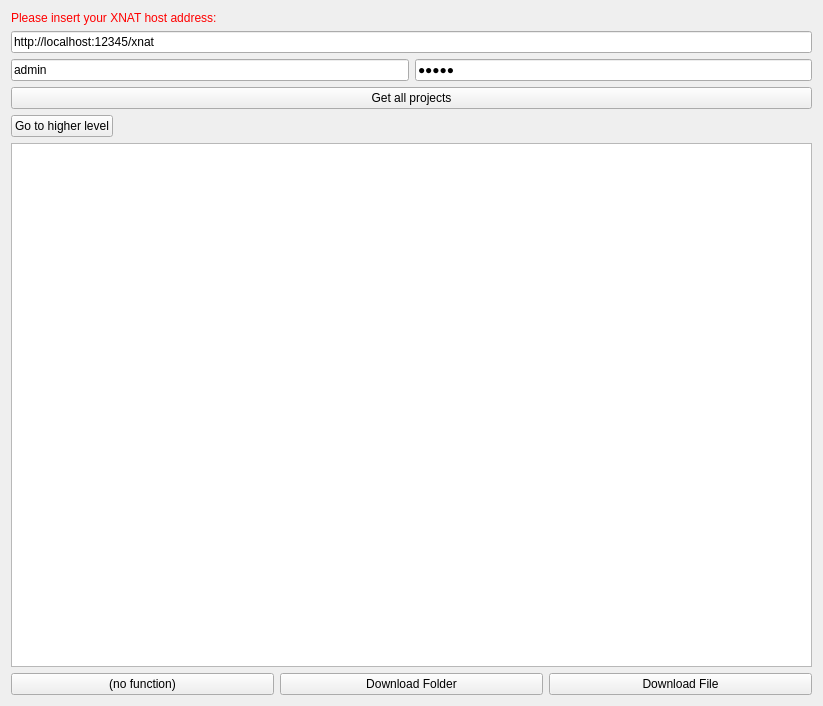
Qt form Plugins/org.mitk.gui.qt.xnatinterface/src/internal/QmitkXnatEditorControls.ui (MITK/MITK) before a commit.
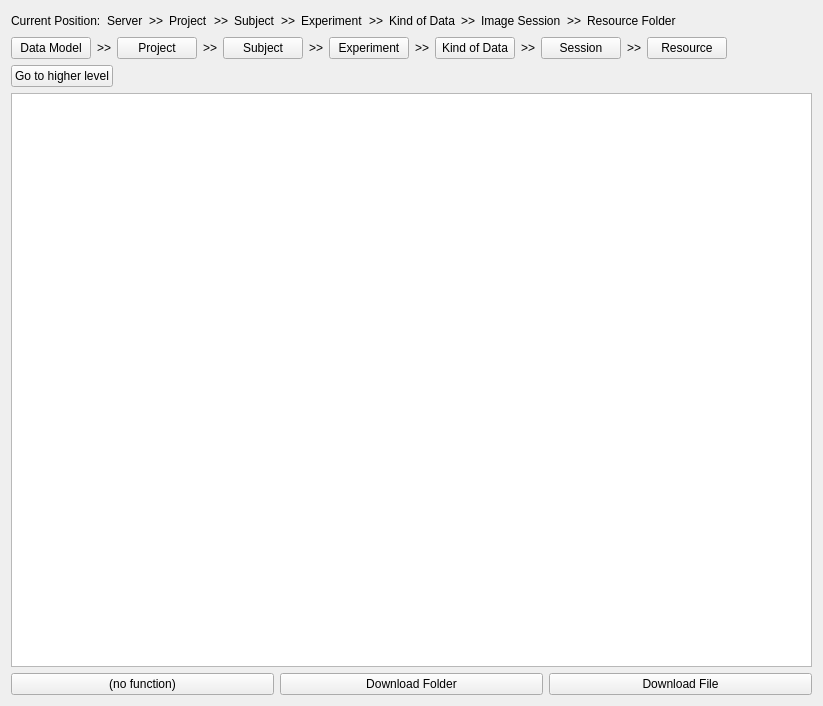
The same form after that commit. Icons and pictures are not drawn.

Commit message: Added Breadcrumb navigation to the XnatEditor.

The edit to the form file:
```diff
--- a/Plugins/org.mitk.gui.qt.xnatinterface/src/internal/QmitkXnatEditorControls.ui
+++ b/Plugins/org.mitk.gui.qt.xnatinterface/src/internal/QmitkXnatEditorControls.ui
@@ -25,88 +25,413 @@
   </property>
   <layout class="QVBoxLayout" name="verticalLayout">
    <item>
-    <widget class="QLabel" name="labelWarning">
-     <property name="styleSheet">
-      <string notr="true">QLabel { color: rgb(255, 0, 0) }</string>
-     </property>
-     <property name="text">
-      <string>Please insert your XNAT host address:</string>
-     </property>
-    </widget>
-   </item>
-   <item>
-    <layout class="QVBoxLayout" name="verticalLayout_2">
+    <layout class="QHBoxLayout" name="horizontalLayout">
      <item>
-      <widget class="QLineEdit" name="inHostAddress">
-       <property name="minimumSize">
-        <size>
-         <width>230</width>
-         <height>0</height>
-        </size>
-       </property>
-       <property name="toolTip">
-        <string>&lt;html&gt;&lt;head/&gt;&lt;body&gt;&lt;p&gt;Examples:&lt;/p&gt;&lt;p&gt;&amp;quot;http://localhost:8080/xnat&amp;quot;&lt;/p&gt;&lt;p&gt;&amp;quot;http://central.xnat.org:80&amp;quot;&lt;/p&gt;&lt;p&gt;&amp;quot;https://xnat.myserver.de:443&amp;quot;&lt;/p&gt;&lt;/body&gt;&lt;/html&gt;</string>
-       </property>
+      <widget class="QLabel" name="label">
        <property name="text">
-        <string>http://localhost:12345/xnat</string>
-       </property>
-       <property name="placeholderText">
-        <string>http(s)://host:port/pathToXnatServerInstance</string>
+        <string>Current Position:</string>
        </property>
       </widget>
      </item>
      <item>
-      <layout class="QHBoxLayout" name="horizontalLayout">
+      <layout class="QHBoxLayout" name="breadcrumbDescriptionLayout">
        <item>
-        <widget class="QLineEdit" name="inUser">
+        <widget class="QLabel" name="label_2">
+         <property name="sizePolicy">
+          <sizepolicy hsizetype="Preferred" vsizetype="Preferred">
+           <horstretch>0</horstretch>
+           <verstretch>0</verstretch>
+          </sizepolicy>
+         </property>
          <property name="text">
-          <string>admin</string>
+          <string>Server</string>
          </property>
-         <property name="placeholderText">
-          <string>User</string>
+        </widget>
+       </item>
+       <item>
+        <widget class="QLabel" name="label_3">
+         <property name="sizePolicy">
+          <sizepolicy hsizetype="Fixed" vsizetype="Preferred">
+           <horstretch>0</horstretch>
+           <verstretch>0</verstretch>
+          </sizepolicy>
          </property>
+         <property name="text">
+          <string>&gt;&gt;</string>
+         </property>
         </widget>
        </item>
        <item>
-        <widget class="QLineEdit" name="inPassword">
-         <property name="minimumSize">
+        <widget class="QLabel" name="label_4">
+         <property name="sizePolicy">
+          <sizepolicy hsizetype="Preferred" vsizetype="Preferred">
+           <horstretch>0</horstretch>
+           <verstretch>0</verstretch>
+          </sizepolicy>
+         </property>
+         <property name="text">
+          <string>Project</string>
+         </property>
+        </widget>
+       </item>
+       <item>
+        <widget class="QLabel" name="label_5">
+         <property name="sizePolicy">
+          <sizepolicy hsizetype="Fixed" vsizetype="Preferred">
+           <horstretch>0</horstretch>
+           <verstretch>0</verstretch>
+          </sizepolicy>
+         </property>
+         <property name="text">
+          <string>&gt;&gt;</string>
+         </property>
+        </widget>
+       </item>
+       <item>
+        <widget class="QLabel" name="label_6">
+         <property name="sizePolicy">
+          <sizepolicy hsizetype="Preferred" vsizetype="Preferred">
+           <horstretch>0</horstretch>
+           <verstretch>0</verstretch>
+          </sizepolicy>
+         </property>
+         <property name="text">
+          <string>Subject</string>
+         </property>
+        </widget>
+       </item>
+       <item>
+        <widget class="QLabel" name="label_7">
+         <property name="sizePolicy">
+          <sizepolicy hsizetype="Fixed" vsizetype="Preferred">
+           <horstretch>0</horstretch>
+           <verstretch>0</verstretch>
+          </sizepolicy>
+         </property>
+         <property name="text">
+          <string>&gt;&gt;</string>
+         </property>
+        </widget>
+       </item>
+       <item>
+        <widget class="QLabel" name="label_8">
+         <property name="sizePolicy">
+          <sizepolicy hsizetype="Preferred" vsizetype="Preferred">
+           <horstretch>0</horstretch>
+           <verstretch>0</verstretch>
+          </sizepolicy>
+         </property>
+         <property name="text">
+          <string>Experiment</string>
+         </property>
+        </widget>
+       </item>
+       <item>
+        <widget class="QLabel" name="label_9">
+         <property name="sizePolicy">
+          <sizepolicy hsizetype="Fixed" vsizetype="Preferred">
+           <horstretch>0</horstretch>
+           <verstretch>0</verstretch>
+          </sizepolicy>
+         </property>
+         <property name="text">
+          <string>&gt;&gt;</string>
+         </property>
+        </widget>
+       </item>
+       <item>
+        <widget class="QLabel" name="label_10">
+         <property name="sizePolicy">
+          <sizepolicy hsizetype="Preferred" vsizetype="Preferred">
+           <horstretch>0</horstretch>
+           <verstretch>0</verstretch>
+          </sizepolicy>
+         </property>
+         <property name="text">
+          <string>Kind of Data</string>
+         </property>
+        </widget>
+       </item>
+       <item>
+        <widget class="QLabel" name="label_11">
+         <property name="sizePolicy">
+          <sizepolicy hsizetype="Fixed" vsizetype="Preferred">
+           <horstretch>0</horstretch>
+           <verstretch>0</verstretch>
+          </sizepolicy>
+         </property>
+         <property name="text">
+          <string>&gt;&gt;</string>
+         </property>
+        </widget>
+       </item>
+       <item>
+        <widget class="QLabel" name="label_12">
+         <property name="sizePolicy">
+          <sizepolicy hsizetype="Preferred" vsizetype="Preferred">
+           <horstretch>0</horstretch>
+           <verstretch>0</verstretch>
+          </sizepolicy>
+         </property>
+         <property name="text">
+          <string>Image Session</string>
+         </property>
+        </widget>
+       </item>
+       <item>
+        <widget class="QLabel" name="label_13">
+         <property name="sizePolicy">
+          <sizepolicy hsizetype="Fixed" vsizetype="Preferred">
+           <horstretch>0</horstretch>
+           <verstretch>0</verstretch>
+          </sizepolicy>
+         </property>
+         <property name="text">
+          <string>&gt;&gt;</string>
+         </property>
+        </widget>
+       </item>
+       <item>
+        <widget class="QLabel" name="label_14">
+         <property name="sizePolicy">
+          <sizepolicy hsizetype="Preferred" vsizetype="Preferred">
+           <horstretch>0</horstretch>
+           <verstretch>0</verstretch>
+          </sizepolicy>
+         </property>
+         <property name="text">
+          <string>Resource Folder</string>
+         </property>
+        </widget>
+       </item>
+       <item>
+        <spacer name="horizontalSpacer_2">
+         <property name="orientation">
+          <enum>Qt::Horizontal</enum>
+         </property>
+         <property name="sizeHint" stdset="0">
           <size>
-           <width>53</width>
-           <height>0</height>
+           <width>40</width>
+           <height>20</height>
           </size>
          </property>
-         <property name="text">
-          <string>admin</string>
-         </property>
-         <property name="echoMode">
-          <enum>QLineEdit::Password</enum>
-         </property>
-         <property name="placeholderText">
-          <string>Password</string>
-         </property>
-        </widget>
+        </spacer>
        </item>
       </layout>
      </item>
     </layout>
    </item>
    <item>
-    <widget class="QPushButton" name="buttonGetAllProjects">
-     <property name="enabled">
-      <bool>true</bool>
+    <layout class="QHBoxLayout" name="breadcrumbHorizontalLayout">
+     <property name="spacing">
+      <number>6</number>
      </property>
-     <property name="toolTip">
-      <string>Get all projects</string>
+     <property name="sizeConstraint">
+      <enum>QLayout::SetDefaultConstraint</enum>
      </property>
-     <property name="text">
-      <string>Get all projects</string>
+     <property name="leftMargin">
+      <number>0</number>
      </property>
-    </widget>
+     <item>
+      <widget class="QPushButton" name="buttonDataModel">
+       <property name="sizePolicy">
+        <sizepolicy hsizetype="Fixed" vsizetype="Fixed">
+         <horstretch>0</horstretch>
+         <verstretch>0</verstretch>
+        </sizepolicy>
+       </property>
+       <property name="text">
+        <string>Data Model</string>
+       </property>
+      </widget>
+     </item>
+     <item>
+      <widget class="QLabel" name="labelDataModelProject">
+       <property name="enabled">
+        <bool>true</bool>
+       </property>
+       <property name="sizePolicy">
+        <sizepolicy hsizetype="Fixed" vsizetype="Preferred">
+         <horstretch>0</horstretch>
+         <verstretch>0</verstretch>
+        </sizepolicy>
+       </property>
+       <property name="text">
+        <string>&gt;&gt;</string>
+       </property>
+      </widget>
+     </item>
+     <item>
+      <widget class="QPushButton" name="buttonProject">
+       <property name="sizePolicy">
+        <sizepolicy hsizetype="Fixed" vsizetype="Fixed">
+         <horstretch>0</horstretch>
+         <verstretch>0</verstretch>
+        </sizepolicy>
+       </property>
+       <property name="layoutDirection">
+        <enum>Qt::LeftToRight</enum>
+       </property>
+       <property name="text">
+        <string>Project</string>
+       </property>
+      </widget>
+     </item>
+     <item>
+      <widget class="QLabel" name="labelProjectSubject">
+       <property name="sizePolicy">
+        <sizepolicy hsizetype="Fixed" vsizetype="Preferred">
+         <horstretch>0</horstretch>
+         <verstretch>0</verstretch>
+        </sizepolicy>
+       </property>
+       <property name="text">
+        <string>&gt;&gt;</string>
+       </property>
+      </widget>
+     </item>
+     <item>
+      <widget class="QPushButton" name="buttonSubject">
+       <property name="sizePolicy">
+        <sizepolicy hsizetype="Fixed" vsizetype="Fixed">
+         <horstretch>0</horstretch>
+         <verstretch>0</verstretch>
+        </sizepolicy>
+       </property>
+       <property name="text">
+        <string>Subject</string>
+       </property>
+      </widget>
+     </item>
+     <item>
+      <widget class="QLabel" name="labelSubjectExperiment">
+       <property name="sizePolicy">
+        <sizepolicy hsizetype="Fixed" vsizetype="Preferred">
+         <horstretch>0</horstretch>
+         <verstretch>0</verstretch>
+        </sizepolicy>
+       </property>
+       <property name="text">
+        <string>&gt;&gt;</string>
+       </property>
+      </widget>
+     </item>
+     <item>
+      <widget class="QPushButton" name="buttonExperiment">
+       <property name="sizePolicy">
+        <sizepolicy hsizetype="Minimum" vsizetype="Fixed">
+         <horstretch>0</horstretch>
+         <verstretch>0</verstretch>
+        </sizepolicy>
+       </property>
+       <property name="text">
+        <string>Experiment</string>
+       </property>
+      </widget>
+     </item>
+     <item>
+      <widget class="QLabel" name="labelExperimentKindOfData">
+       <property name="sizePolicy">
+        <sizepolicy hsizetype="Fixed" vsizetype="Preferred">
+         <horstretch>0</horstretch>
+         <verstretch>0</verstretch>
+        </sizepolicy>
+       </property>
+       <property name="text">
+        <string>&gt;&gt;</string>
+       </property>
+      </widget>
+     </item>
+     <item>
+      <widget class="QPushButton" name="buttonKindOfData">
+       <property name="sizePolicy">
+        <sizepolicy hsizetype="Minimum" vsizetype="Fixed">
+         <horstretch>0</horstretch>
+         <verstretch>0</verstretch>
+        </sizepolicy>
+       </property>
+       <property name="text">
+        <string>Kind of Data</string>
+       </property>
+      </widget>
+     </item>
+     <item>
+      <widget class="QLabel" name="labelKindOfDataSession">
+       <property name="sizePolicy">
+        <sizepolicy hsizetype="Fixed" vsizetype="Preferred">
+         <horstretch>0</horstretch>
+         <verstretch>0</verstretch>
+        </sizepolicy>
+       </property>
+       <property name="text">
+        <string>&gt;&gt;</string>
+       </property>
+      </widget>
+     </item>
+     <item>
+      <widget class="QPushButton" name="buttonSession">
+       <property name="sizePolicy">
+        <sizepolicy hsizetype="Minimum" vsizetype="Fixed">
+         <horstretch>0</horstretch>
+         <verstretch>0</verstretch>
+        </sizepolicy>
+       </property>
+       <property name="text">
+        <string>Session</string>
+       </property>
+      </widget>
+     </item>
+     <item>
+      <widget class="QLabel" name="labelSessionResource">
+       <property name="sizePolicy">
+        <sizepolicy hsizetype="Fixed" vsizetype="Preferred">
+         <horstretch>0</horstretch>
+         <verstretch>0</verstretch>
+        </sizepolicy>
+       </property>
+       <property name="text">
+        <string>&gt;&gt;</string>
+       </property>
+      </widget>
+     </item>
+     <item>
+      <widget class="QPushButton" name="buttonResource">
+       <property name="sizePolicy">
+        <sizepolicy hsizetype="Minimum" vsizetype="Fixed">
+         <horstretch>0</horstretch>
+         <verstretch>0</verstretch>
+        </sizepolicy>
+       </property>
+       <property name="text">
+        <string>Resource</string>
+       </property>
+      </widget>
+     </item>
+     <item>
+      <spacer name="breadcrumbSpacer">
+       <property name="orientation">
+        <enum>Qt::Horizontal</enum>
+       </property>
+       <property name="sizeHint" stdset="0">
+        <size>
+         <width>40</width>
+         <height>20</height>
+        </size>
+       </property>
+      </spacer>
+     </item>
+    </layout>
    </item>
    <item>
     <layout class="QHBoxLayout" name="horizontalLayout_3">
      <item>
       <widget class="QPushButton" name="buttonHigherLevel">
+       <property name="sizePolicy">
+        <sizepolicy hsizetype="Minimum" vsizetype="Fixed">
+         <horstretch>0</horstretch>
+         <verstretch>0</verstretch>
+        </sizepolicy>
+       </property>
        <property name="text">
         <string>Go to higher level</string>
        </property>
```
The commit also changes 2 other files.
